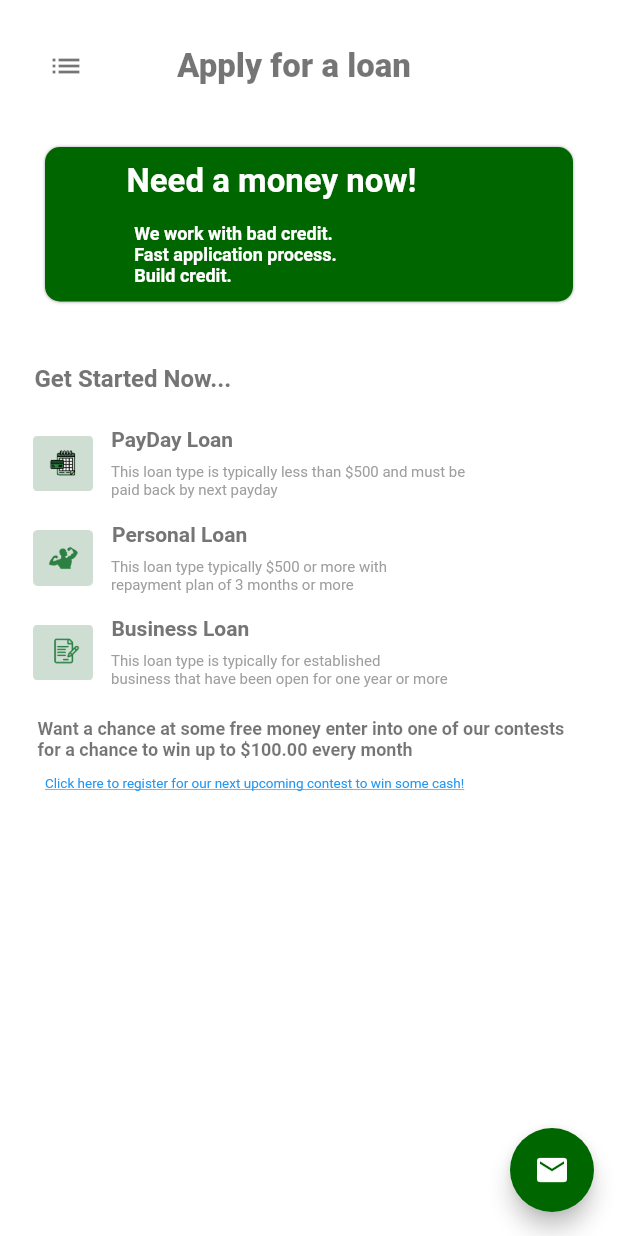
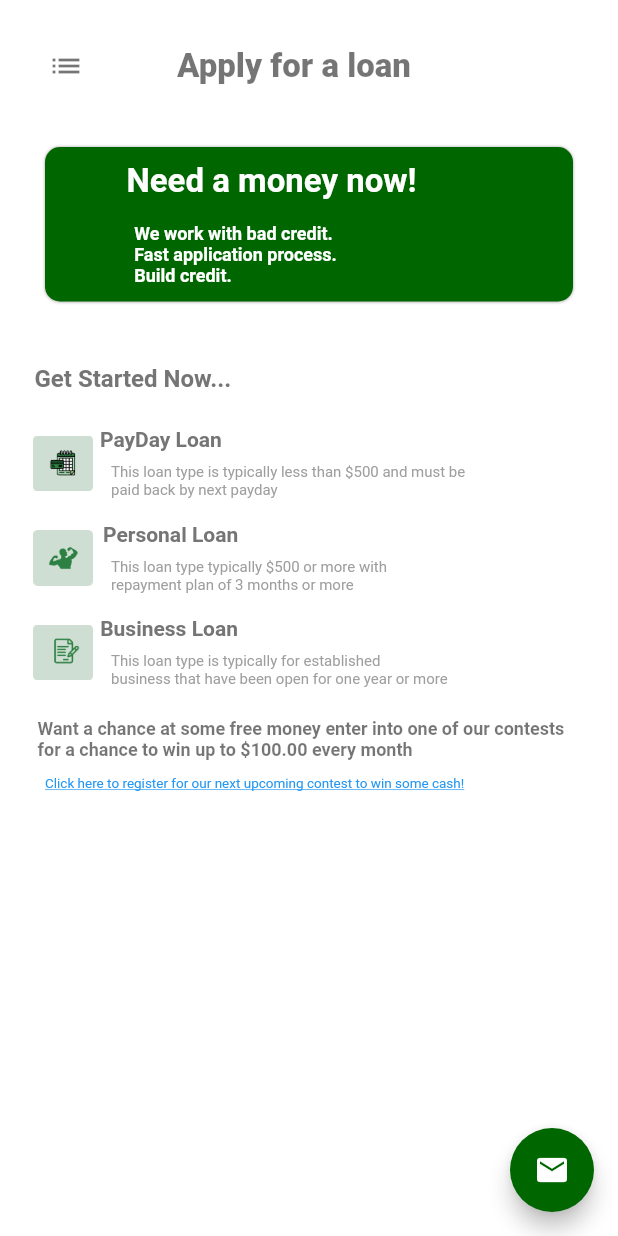
Before and after one commit to ali-shahKust/Sameed_loanApp, a Flutter app: the screen it shows after launch, on a phone screen of 412 x 824 dp. Run offline on Flutter 3.47's test engine with Material 2 defaults, Android fonts, the phone set to English and light mode, and no system bars.

Commit message:
Few changes

```diff
--- a/lib/applyloanpage.dart
+++ b/lib/applyloanpage.dart
@@ -144,7 +144,7 @@ class _ApplyLoanState extends State<ApplyLoan> {
                             Column(
                               children: <Widget>[
                                 Padding(
-                                  padding: const EdgeInsets.only(right:145.0),
+                                  padding: const EdgeInsets.only(right:160.0),
                                   child: Text(
                                     'PayDay Loan',
                                     style: TextStyle(fontWeight: FontWeight.bold,
@@ -187,7 +187,7 @@ class _ApplyLoanState extends State<ApplyLoan> {
                             Column(
                               children: <Widget>[
                                 Padding(
-                                  padding: const EdgeInsets.only(right:83.0),
+                                  padding: const EdgeInsets.only(right:95.0),
                                   child: Text(
                                     'Personal Loan',
                                     style: TextStyle(fontWeight: FontWeight.bold,
@@ -231,7 +231,7 @@ class _ApplyLoanState extends State<ApplyLoan> {
                             Column(
                               children: <Widget>[
                                 Padding(
-                                  padding: const EdgeInsets.only(right:120.0),
+                                  padding: const EdgeInsets.only(right:135.0),
                                   child: Text(
                                     'Business Loan',
                                     style: TextStyle(fontWeight: FontWeight.bold,
```
Also changed, not shown: 4 other files.
